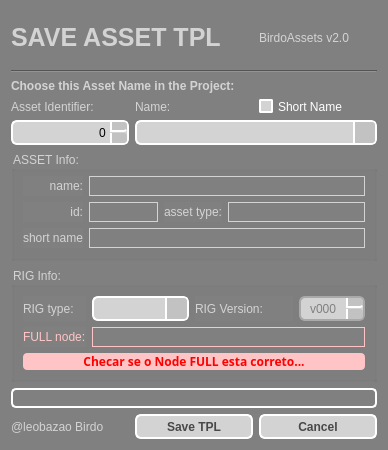
The window that harmony/birdoPack/ui/BD_SaveASSET.ui (otmbneto/BirdoApp) describes before a commit, drawn with Qt 5.
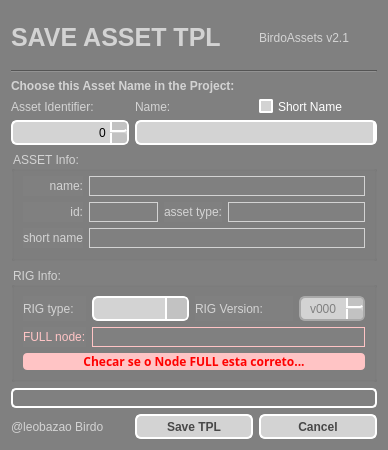
The same window after the commit.

Commit message: new save asset (ainda wip)

```diff
--- a/harmony/birdoPack/ui/BD_SaveASSET.ui
+++ b/harmony/birdoPack/ui/BD_SaveASSET.ui
@@ -393,7 +393,7 @@
      <item row="0" column="2">
       <widget class="QLabel" name="label_11">
        <property name="text">
-        <string>BirdoAssets v2.0</string>
+        <string>BirdoAssets v2.1</string>
        </property>
       </widget>
      </item>
@@ -486,7 +486,9 @@
         <string>&lt;html&gt;&lt;head/&gt;&lt;body&gt;&lt;p&gt;Escolha um nome de asset existente na lista de assets do projeto&lt;/p&gt;&lt;/body&gt;&lt;/html&gt;</string>
        </property>
        <property name="styleSheet">
-        <string notr="true"/>
+        <string notr="true">QComboBox::drop-down {
+    width: 0;
+}</string>
        </property>
       </widget>
      </item>
```
The commit also changes 4 other files.
